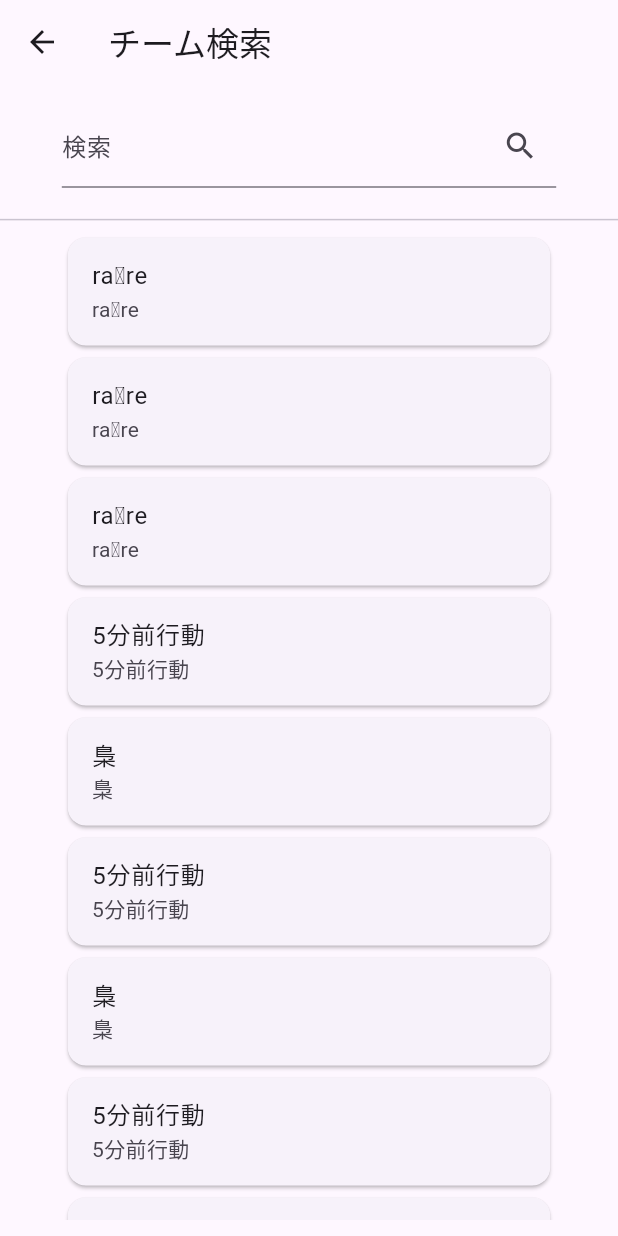
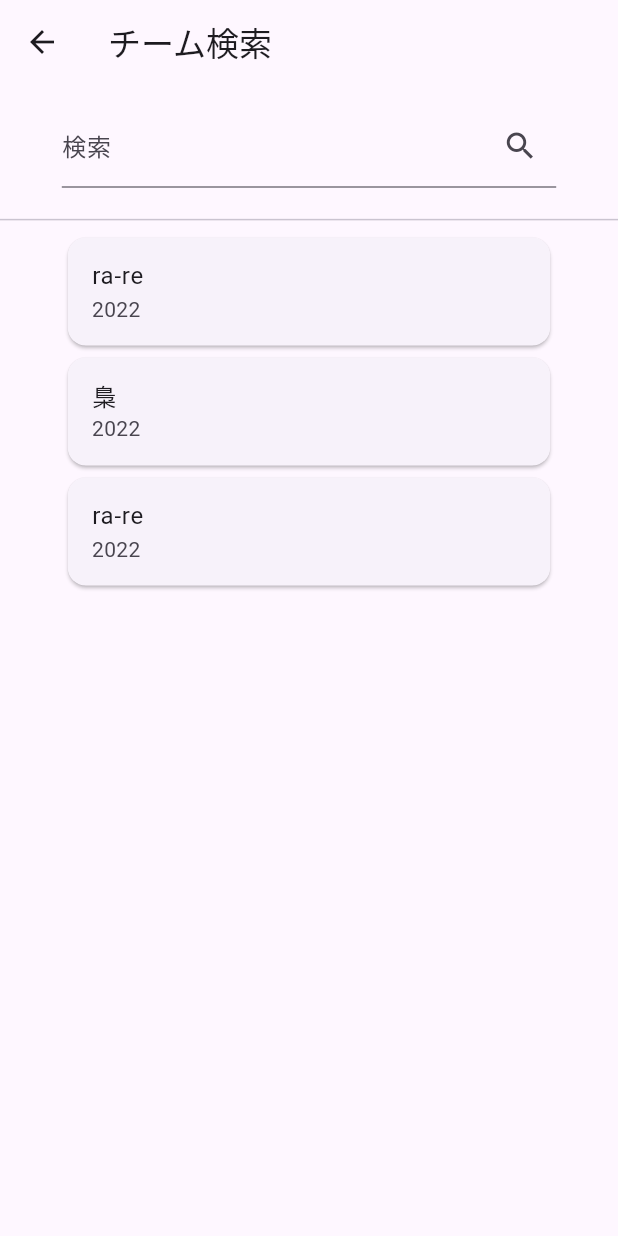
Before and after one commit to enklht/JDHelper, a Flutter app: the screen it shows after launch, after a tap on "チーム検索", on a phone screen of 412 x 824 dp. Run offline on Flutter 3.47's test engine with Material 3 defaults, Android fonts, the light colour scheme and no system bars; missing offline and left inert: fuzzywuzzy.

Commit message:
feat: :sparkles: add team detail page

```diff
--- /dev/null
+++ b/lib/models/team.dart
@@ -0,0 +1,15 @@
+class Team {
+  String name;
+  int year;
+  int memberNum;
+  String kind;
+  List<(String, String)> program;
+
+  Team(
+    this.name,
+    this.year,
+    this.memberNum,
+    this.kind,
+    this.program,
+  );
+}
--- a/lib/pages/team_search_screen.dart
+++ b/lib/pages/team_search_screen.dart
@@ -1,5 +1,7 @@
 import "package:flutter/material.dart";
 import "package:fuzzywuzzy/fuzzywuzzy.dart";
+import "package:street_performance_helper/models/team.dart";
+import "package:street_performance_helper/pages/team_detail_screen.dart";
 
 class TeamSearchScreen extends StatefulWidget {
   const TeamSearchScreen({super.key});
@@ -8,28 +10,20 @@ class TeamSearchScreen extends StatefulWidget {
   _TeamSearchState createState() => _TeamSearchState();
 }
 
+Team rare = Team("ra-re", 2022, 3, "寸劇", [("客寄せ", "エイトリング"), ("拍手練習", "輪投げ")]);
+Team fukuro = Team("梟", 2022, 2, "寸劇", [("客寄せ", "バルーン"), ("拍手練習", "シガーボックス")]);
+
 class _TeamSearchState extends State<TeamSearchScreen> {
-  final List<String> _allItemList = [
-    "raːre",
-    "raːre",
-    "raːre",
-    "5分前行動",
-    "梟",
-    "5分前行動",
-    "梟",
-    "5分前行動",
-    "raːre",
-    "5分前行動",
-    "梟",
-    "5分前行動",
-    "梟",
-    "5分前行動",
-    "梟",
+  final List<Team> _allItemList = [
+    rare,
+    fukuro,
+    rare,
   ];
-  List<String> _displayItemList = [];
+
+  List<Team> _displayItemList = [];
 
   void runFilter(String inputKeyword) {
-    List<String> results = [];
+    List<Team> results = [];
     if (inputKeyword.isEmpty) {
       results = _allItemList;
     } else {
@@ -37,6 +31,7 @@ class _TeamSearchState extends State<TeamSearchScreen> {
         query: inputKeyword,
         choices: _allItemList,
         cutoff: 50,
+        getter: (e) => e.name,
       ).map((e) => e.choice).toList();
     }
     setState(() {
@@ -90,10 +85,18 @@ class _TeamSearchState extends State<TeamSearchScreen> {
                 child: ListView.builder(
                   itemCount: _displayItemList.length,
                   itemBuilder: (context, index) {
+                    final Team team = _displayItemList[index];
                     return Card(
                       child: ListTile(
-                        title: Text(_displayItemList[index]),
-                        subtitle: Text(_displayItemList[index]),
+                        title: Text(team.name),
+                        subtitle: Text(team.year.toString()),
+                        onTap: () => {
+                          Navigator.of(context).push(
+                            MaterialPageRoute(
+                              builder: (context) => TeamDetail(team: team),
+                            ),
+                          ),
+                        },
                       ),
                     );
                   },
```
Also changed, not shown: lib/pages/team_detail_screen.dart (added, +28 -0 lines).
